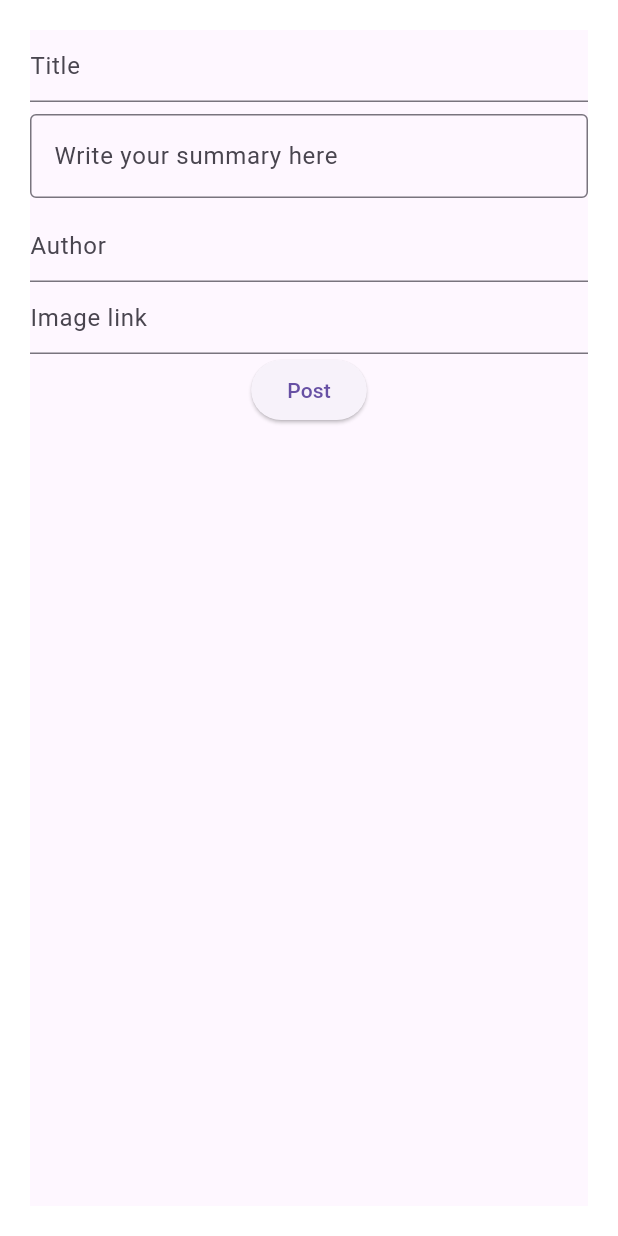
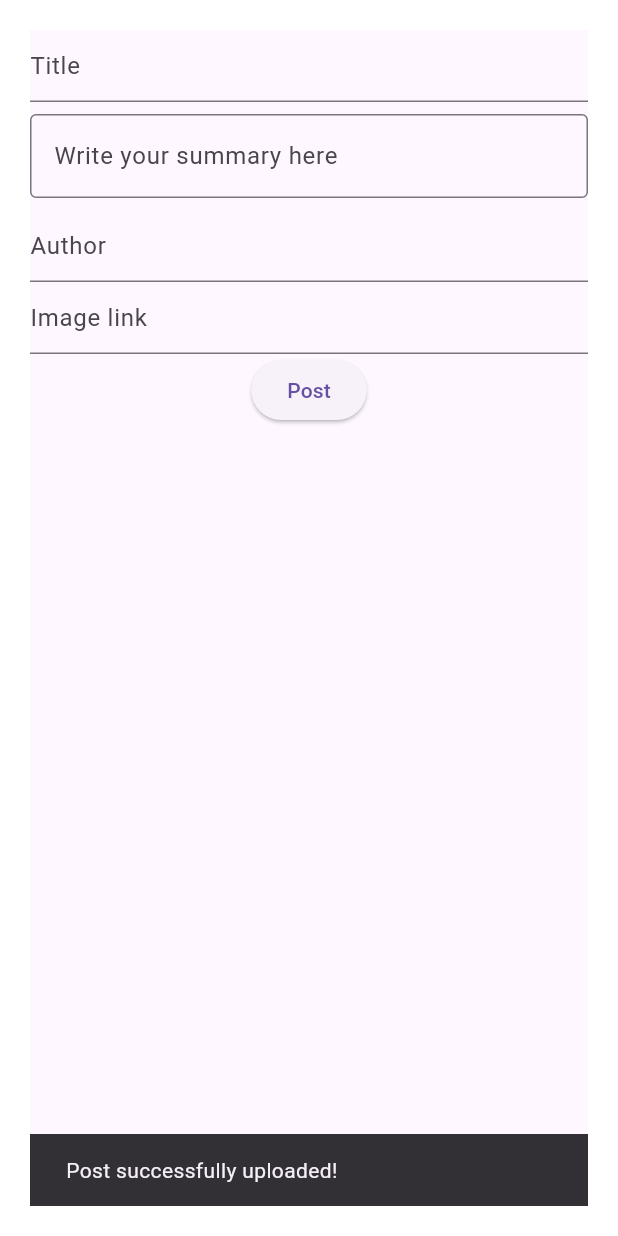
Before and after one commit to questc0der/book_tok, a Flutter app: the Post screen opened directly, after a tap on "Post", on a phone screen of 412 x 824 dp. Run offline on Flutter 3.47's test engine with Material 3 defaults, Android fonts, the phone set to English and light mode, and no system bars; our stand-ins replace cloud_firestore, firebase_auth, firebase_core, flutter_riverpod, go_router, google_fonts; missing offline and left inert: image_input; accounts and stored records are empty.

Commit message:
refactor: enhance post submission with loading state and user email handling

```diff
--- a/lib/screen/post.dart
+++ b/lib/screen/post.dart
@@ -16,6 +16,7 @@ class _PostState extends ConsumerState<Post> {
   final _contentController = TextEditingController();
   final _authorController = TextEditingController();
   final _imageLinkController = TextEditingController();
+  bool isLoading = false;
 
   @override
   void dispose() {
@@ -59,16 +60,41 @@ class _PostState extends ConsumerState<Post> {
             ),
             ElevatedButton(
               onPressed: () async {
+                setState(() => isLoading = true);
                 final user = FirebaseAuth.instance.currentUser;
+                try {
                   await postDao.post(
                     _titleController.text,
                     _contentController.text,
                     _authorController.text,
                     _imageLinkController.text,
                     user!.uid,
+                    user.email ?? "Anon",
                   );
+
+                  ScaffoldMessenger.of(context).showSnackBar(
+                    SnackBar(content: Text('Post successfully uploaded!')),
+                  );
+                  _titleController.clear();
+                  _contentController.clear();
+                  _authorController.clear();
+                  _imageLinkController.clear();
+                } catch (e) {
+                  ScaffoldMessenger.of(
+                    context,
+                  ).showSnackBar(SnackBar(content: Text('Failed to post: $e')));
+                } finally {
+                  setState(() => isLoading = false);
+                }
               },
-              child: Text("Post"),
+              child:
+                  isLoading
+                      ? SizedBox(
+                        width: 20,
+                        height: 20,
+                        child: CircularProgressIndicator(),
+                      )
+                      : Text("Post"),
             ),
           ],
         ),
```
Lines whose indentation alone changed are shown as unchanged.
